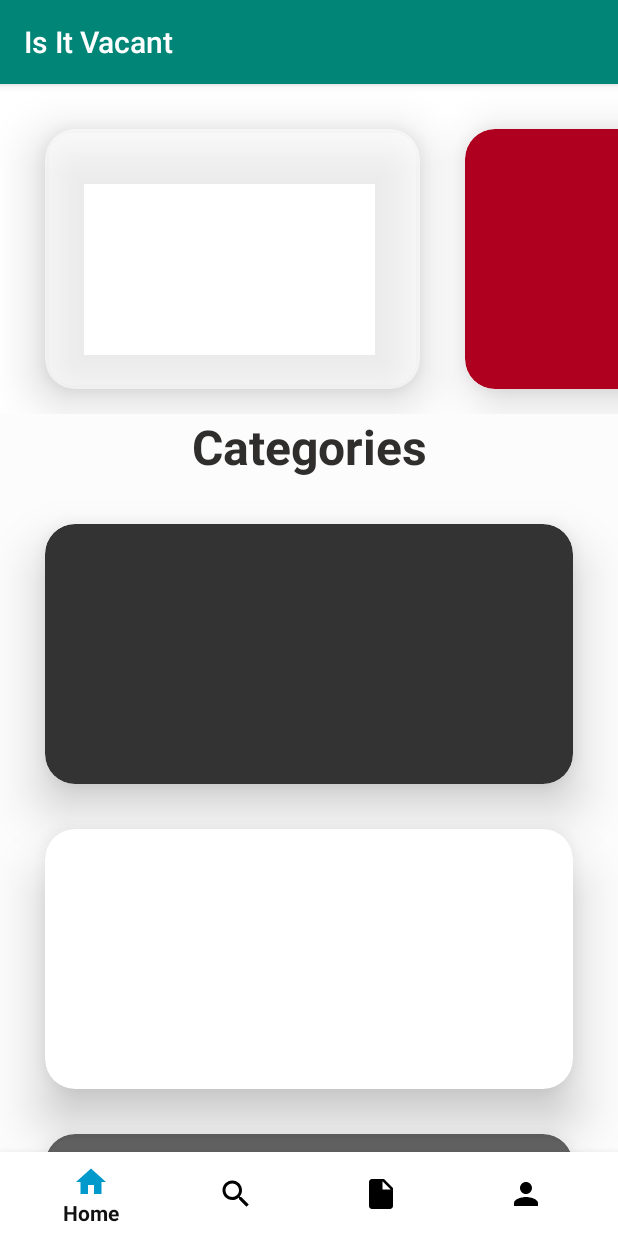
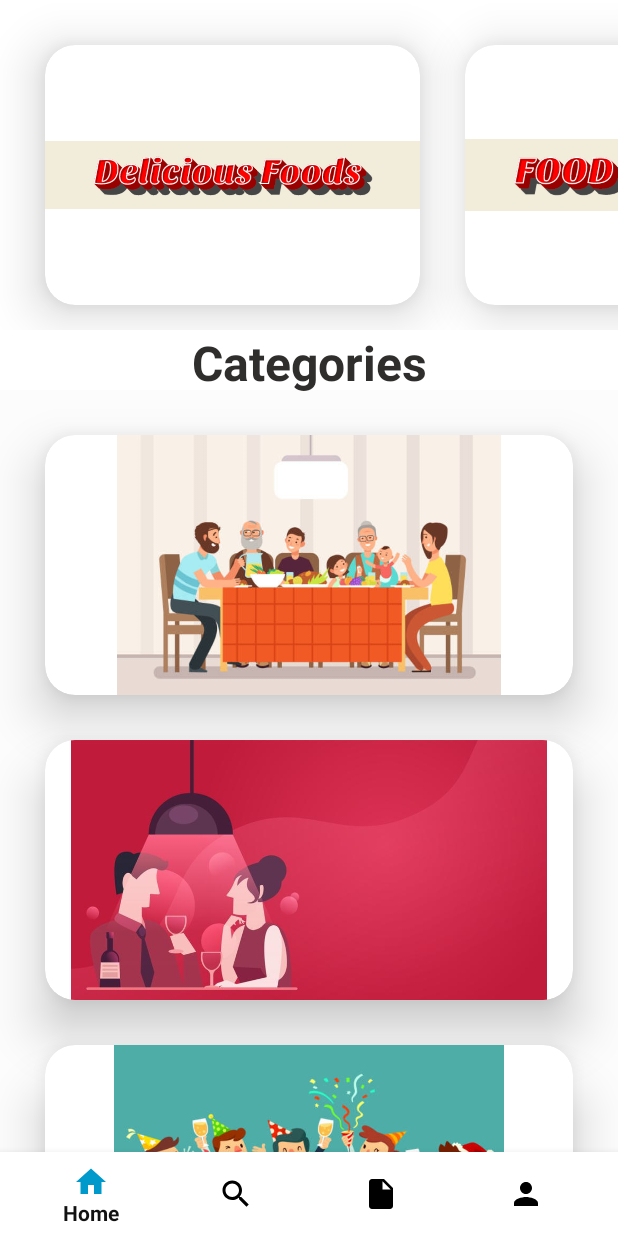
Before and after one commit to bnranjith/Is_It_Vacant, an Android app: the screen it shows after launch (MainActivity), on a phone screen of 412 x 824 dp. Run offline under Robolectric (Android 15) with nearby library versions, the phone set to English and light mode, and no system bars.

Commit message:
chiranthan committed

```diff
--- a/app/src/main/res/layout/activity_home_fragment.xml
+++ b/app/src/main/res/layout/activity_home_fragment.xml
@@ -5,7 +5,9 @@
     android:background="#fff"
     xmlns:android="http://schemas.android.com/apk/res/android" >
     <include
-        layout="@layout/horizontalscroll"/>
+        layout="@layout/horizontalscroll"
+        android:id="@+id/horizontalScrollView"/>
+
    <include
 
        layout="@layout/cardview"
--- a/app/src/main/res/layout/activity_main.xml
+++ b/app/src/main/res/layout/activity_main.xml
@@ -10,7 +10,6 @@
     <TextView
         android:layout_width="wrap_content"
         android:layout_height="wrap_content"
-        android:text="ARFFFF"
         app:layout_constraintBottom_toBottomOf="parent"
         app:layout_constraintLeft_toLeftOf="parent"
         app:layout_constraintRight_toRightOf="parent"
--- a/app/src/main/res/layout/cardview.xml
+++ b/app/src/main/res/layout/cardview.xml
@@ -4,7 +4,7 @@
     android:layout_width="match_parent"
     xmlns:app="http://schemas.android.com/apk/res-auto"
     android:orientation="vertical"
-    android:layout_marginTop="220dp"
+    android:layout_marginTop="260dp"
     android:layout_height="match_parent"
     android:fillViewport="true"
     android:background="@color/cardview_shadow_end_color"
@@ -17,17 +17,8 @@
         android:orientation="vertical"
         >
 
-        <TextView
-            android:layout_width="match_parent"
-            android:layout_height="match_parent"
-            android:text="Categories"
-            android:layout_gravity="center_vertical"
-            android:gravity="center_vertical|center_horizontal"
-            android:textSize="32dp"
-            android:textStyle="bold"
 
-            android:textColor="#302D2D"
-            />
+
 
         <androidx.cardview.widget.CardView
             android:layout_width="match_parent"
@@ -36,11 +27,15 @@
             android:layout_marginTop="30dp"
             app:cardCornerRadius="20dp"
             app:cardElevation="20dp"
-            app:cardBackgroundColor="#333"
+            app:cardBackgroundColor="#fff"
             android:layout_marginRight="30dp"
             android:layout_height="173dp"
             >
-
+            <ImageView
+                android:layout_width="wrap_content"
+                android:layout_height="match_parent"
+                android:src="@drawable/family"
+                />
 
         </androidx.cardview.widget.CardView>
         <androidx.cardview.widget.CardView
@@ -50,10 +45,15 @@
             android:layout_marginTop="0dp"
             app:cardCornerRadius="20dp"
             app:cardElevation="20dp"
+            app:cardBackgroundColor="#fff"
             android:layout_marginRight="30dp"
             android:layout_height="173dp"
             >
-
+          <ImageView
+              android:layout_width="wrap_content"
+              android:layout_height="match_parent"
+              android:src="@drawable/couples"
+              />
 
         </androidx.cardview.widget.CardView>
         <androidx.cardview.widget.CardView
@@ -63,12 +63,17 @@
             android:layout_marginTop="0dp"
             app:cardCornerRadius="20dp"
             app:cardElevation="20dp"
-            app:cardBackgroundColor="@color/material_on_surface_emphasis_medium"
+            android:background="@drawable/family"
+            app:cardBackgroundColor="#fff"
             android:layout_marginRight="30dp"
             android:layout_height="173dp"
             >
 
-
+            <ImageView
+                android:layout_width="wrap_content"
+                android:layout_height="match_parent"
+                android:src="@drawable/party"
+                />
 
 
         </androidx.cardview.widget.CardView>
--- a/app/src/main/res/layout/custom_layout.xml
+++ b/app/src/main/res/layout/custom_layout.xml
@@ -1,5 +1,7 @@
 <?xml version="1.0" encoding="utf-8"?>
 <LinearLayout xmlns:android="http://schemas.android.com/apk/res/android"
+    xmlns:app="http://schemas.android.com/apk/res-auto"
+
     android:layout_width="match_parent"
     android:layout_height="match_parent"
     android:orientation="vertical">
@@ -9,7 +11,7 @@
         android:layout_width="match_parent"
         android:layout_height="0dp"
         android:layout_gravity="center_vertical"
-        android:background="@drawable/color_bottom_nav"
+        android:background="#C00C0C"
         android:layout_weight="1"
         android:gravity="center_vertical"/>
 
--- a/app/src/main/res/layout/horizontalscroll.xml
+++ b/app/src/main/res/layout/horizontalscroll.xml
@@ -7,41 +7,69 @@
     <LinearLayout
         android:layout_width="match_parent"
         android:layout_height="match_parent"
+        android:id="@+id/horizontalScrollViewlayout"
         android:layout_marginTop="0dp">
+
         <HorizontalScrollView
+            android:id="@+id/horizontalScrollView"
             android:layout_width="match_parent"
-            android:layout_height="220dp"
-            android:id="@+id/horizontalScrollView">
+            android:layout_height="220dp">
 
             <LinearLayout
                 android:layout_width="wrap_content"
                 android:layout_height="wrap_content"
                 android:orientation="horizontal">
+
                 <androidx.cardview.widget.CardView
                     android:layout_width="250dp"
-                    android:layout_marginBottom="30dp"
+                    android:layout_height="173dp"
                     android:layout_marginLeft="30dp"
                     android:layout_marginTop="30dp"
+                    android:layout_marginRight="30dp"
+                    android:layout_marginBottom="30dp"
+                    app:cardBackgroundColor="#fff"
                     app:cardCornerRadius="20dp"
-                    app:cardElevation="20dp"
-                    app:cardBackgroundColor="@color/material_on_primary_emphasis_medium"
-                    android:layout_marginRight="30dp"
-                    android:layout_height="173dp"
-                   />
+                    app:cardElevation="20dp" >
+                    <ImageView
+                        android:layout_width="wrap_content"
+                        android:layout_height="match_parent"
+                        android:src="@drawable/delicious_foods"
+                        />
+                </androidx.cardview.widget.CardView>
+
                 <androidx.cardview.widget.CardView
                     android:layout_width="250dp"
-                    android:layout_marginBottom="30dp"
+                    android:layout_height="173dp"
                     android:layout_marginLeft="0dp"
                     android:layout_marginTop="30dp"
+                    android:layout_marginRight="30dp"
+                    android:layout_marginBottom="30dp"
+                    app:cardBackgroundColor="#fff"
                     app:cardCornerRadius="20dp"
-                    app:cardElevation="20dp"
-                    app:cardBackgroundColor="@color/design_default_color_error"
-                    android:layout_marginRight="30dp"
-                    android:layout_height="173dp"
-                    />
+                    app:cardElevation="20dp" >
+                    <ImageView
+                        android:layout_width="wrap_content"
+                        android:layout_height="match_parent"
+                        android:src="@drawable/food"
+                        />
+
+                </androidx.cardview.widget.CardView>
 
             </LinearLayout>
 
         </HorizontalScrollView>
     </LinearLayout>
+    <TextView
+        android:layout_width="match_parent"
+        android:layout_height="wrap_content"
+        android:text="Categories"
+        android:layout_gravity="center_vertical"
+        android:gravity="center_vertical|center_horizontal"
+        android:textSize="32dp"
+        android:textStyle="bold"
+
+        android:layout_marginTop="220dp"
+        android:verticalScrollbarPosition="defaultPosition"
+        android:textColor="#302D2D"
+        />
 </RelativeLayout>
--- a/app/src/main/res/values/strings.xml
+++ b/app/src/main/res/values/strings.xml
@@ -1,3 +1,4 @@
 <resources>
     <string name="app_name">Is It Vacant</string>
+
 </resources>
--- a/app/src/main/res/values/styles.xml
+++ b/app/src/main/res/values/styles.xml
@@ -1,7 +1,7 @@
 <resources>
 
     <!-- Base application theme. -->
-    <style name="AppTheme" parent="Theme.AppCompat.Light.DarkActionBar">
+    <style name="AppTheme" parent="Theme.AppCompat.Light.NoActionBar">
         <!-- Customize your theme here. -->
         <item name="colorPrimary">@color/colorPrimary</item>
         <item name="colorPrimaryDark">@color/colorPrimaryDark</item>
```
Also changed, not shown: app/src/main/res/layout/activity_resevation_fragment.xml (+30 -11 lines), app/src/main/res/layout/activity_search_fragment.xml (+22 -9 lines), app/src/main/res/menu/reservation_bottom_navi.xml (added, +13 -0 lines), app/src/main/res/drawable/couples.jpg (added), app/src/main/res/drawable/delicious_foods.png (added), app/src/main/res/drawable/family.jpg (added), app/src/main/res/drawable/food.png (added), app/src/main/res/drawable/party.jpg (added).
